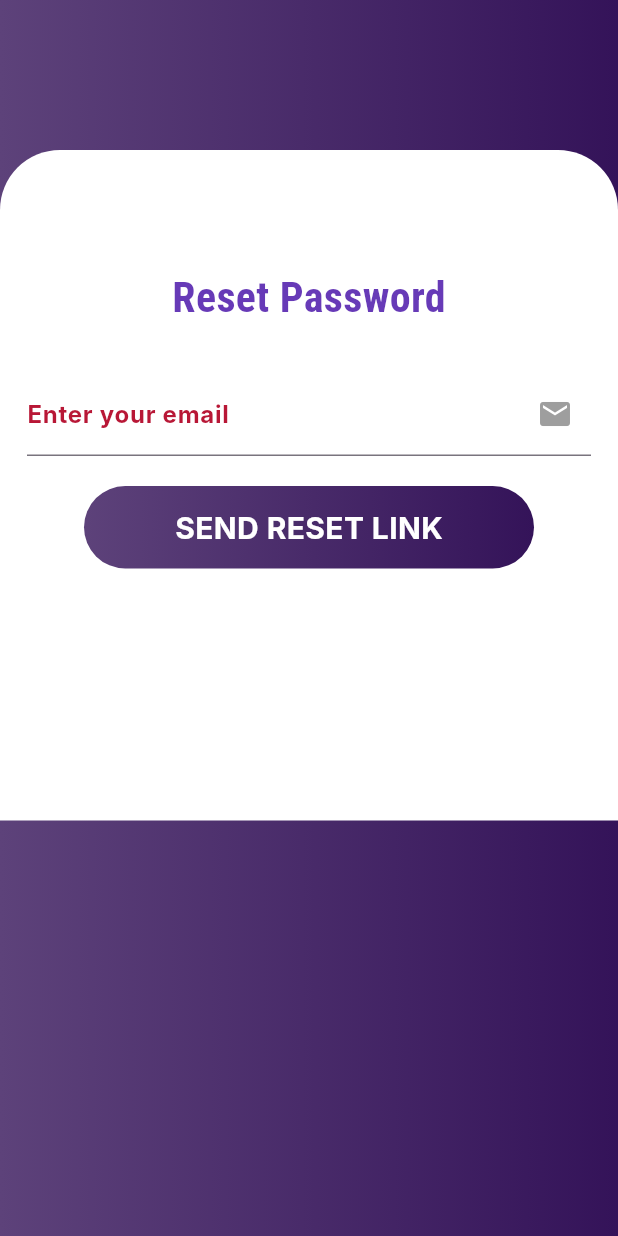
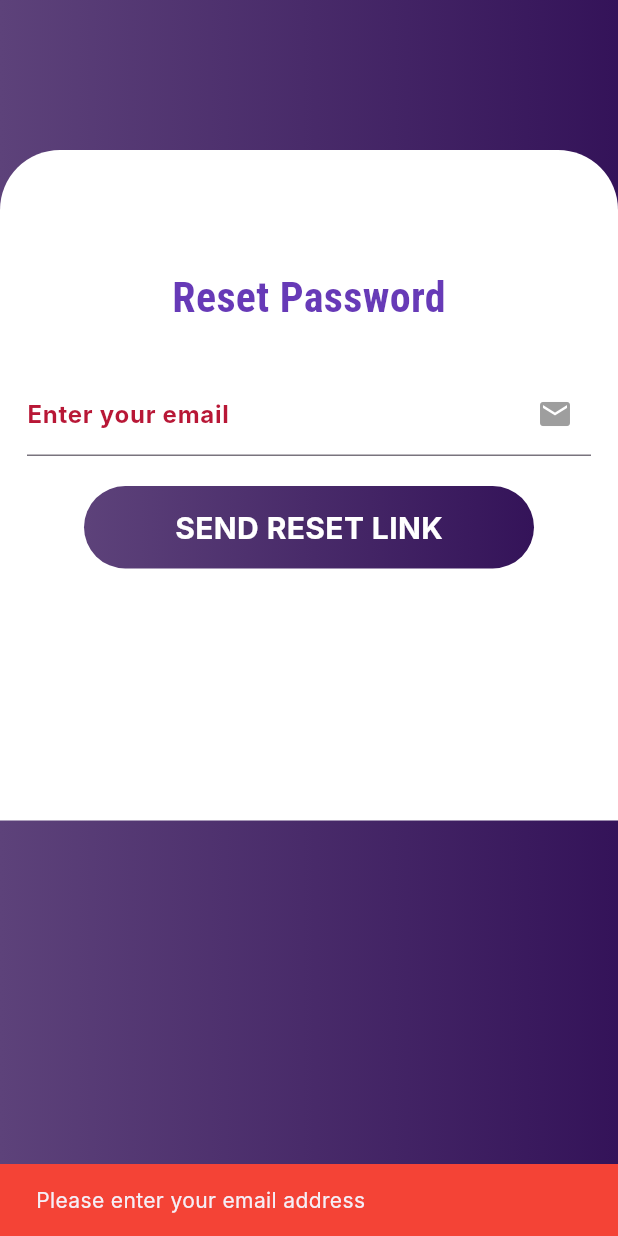
Before and after one commit to RG7on/rihla, a Flutter app: the ForgotPasswordScreen screen opened by its route, after a tap on "SEND RESET LINK", on a phone screen of 412 x 824 dp. Run offline on Flutter 3.47's test engine with Material 3 defaults, Android fonts, the phone set to English and light mode, and no system bars; our stand-ins replace cloud_firestore, firebase_auth, firebase_core, font_awesome_flutter, google_fonts; accounts and stored records are empty; Roboto replaces fonts that are missing (Inter).

Commit message:
forgot password is fully functioning

```diff
--- a/lib/forgot_pass.dart
+++ b/lib/forgot_pass.dart
@@ -1,4 +1,5 @@
 import 'package:flutter/material.dart';
+import 'package:firebase_auth/firebase_auth.dart';
 import 'package:google_fonts/google_fonts.dart';
 
 class ForgotPasswordScreen extends StatefulWidget {
@@ -11,11 +12,56 @@ class ForgotPasswordScreen extends StatefulWidget {
 class _ForgotPasswordScreenState extends State<ForgotPasswordScreen> {
   final TextEditingController _emailController = TextEditingController();
 
-  void _resetPassword() {
-    // Implement your password reset functionality here
-    // For now, we just print the email
-    print('Reset password email sent to: ${_emailController.text}');
-    // You should replace this with actual reset password logic
+  void _resetPassword() async {
+    String email = _emailController.text.trim();
+    if (email.isEmpty) {
+      _showSnackBar('Please enter your email address', Colors.red);
+      return;
+    }
+
+    try {
+      await FirebaseAuth.instance.sendPasswordResetEmail(email: email);
+      // Showing a dialog instead of navigating directly can solve context issues
+      _showResetDialog();
+    } catch (e) {
+      _showSnackBar('Failed to send reset link: $e', Colors.red);
+    }
+  }
+
+  void _showResetDialog() {
+    showDialog(
+      context: context,
+      builder: (BuildContext dialogContext) {
+        // Use dialogContext to clarify context scope
+        return AlertDialog(
+          title: Text('Reset Email Sent'),
+          content: Text(
+              'If your email is correct, you will receive a link to reset your password.'),
+          actions: <Widget>[
+            TextButton(
+              child: Text('OK'),
+              onPressed: () {
+                Navigator.of(dialogContext)
+                    .pop(); // Close the dialog with dialogContext
+
+                // After the dialog is closed, navigate to the login screen
+                // It's important to use the main BuildContext, not dialogContext here
+                Navigator.of(context).pushReplacementNamed('/login');
+              },
+            ),
+          ],
+        );
+      },
+    );
+  }
+
+  void _showSnackBar(String message, Color color) {
+    ScaffoldMessenger.of(context).showSnackBar(
+      SnackBar(
+        content: Text(message),
+        backgroundColor: color,
+      ),
+    );
   }
 
   @override
```
Also changed, not shown: 5 other files.
